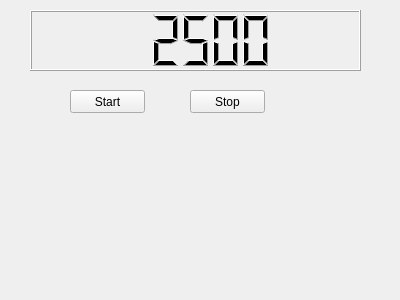
First picture: the form in mainwindow.ui, repository Kenneth111/qt_tomato_timer, before the edit.
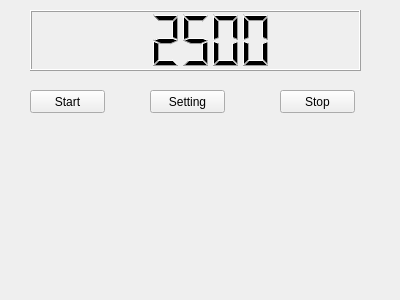
Second picture: the form after the edit.

Commit message: add a setting dialog

The edit to the form file:
```diff
--- a/mainwindow.ui
+++ b/mainwindow.ui
@@ -30,7 +30,7 @@
    <widget class="QPushButton" name="pushButton_start">
     <property name="geometry">
      <rect>
-      <x>70</x>
+      <x>30</x>
       <y>90</y>
       <width>75</width>
       <height>23</height>
@@ -43,7 +43,7 @@
    <widget class="QPushButton" name="pushButton_stop">
     <property name="geometry">
      <rect>
-      <x>190</x>
+      <x>280</x>
       <y>90</y>
       <width>75</width>
       <height>23</height>
@@ -53,6 +53,19 @@
      <string>Stop</string>
     </property>
    </widget>
+   <widget class="QPushButton" name="pushButton_setting">
+    <property name="geometry">
+     <rect>
+      <x>150</x>
+      <y>90</y>
+      <width>75</width>
+      <height>23</height>
+     </rect>
+    </property>
+    <property name="text">
+     <string>Setting</string>
+    </property>
+   </widget>
   </widget>
   <widget class="QMenuBar" name="menuBar">
    <property name="geometry">
```
The commit also changes 7 other files.
